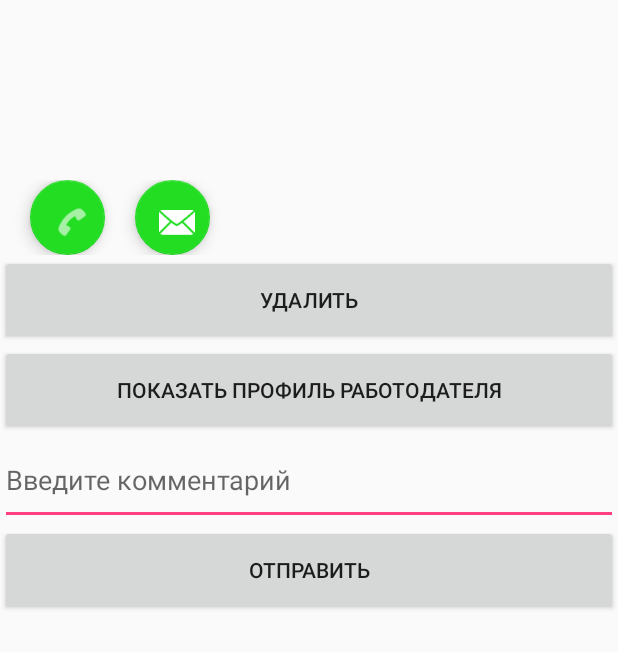
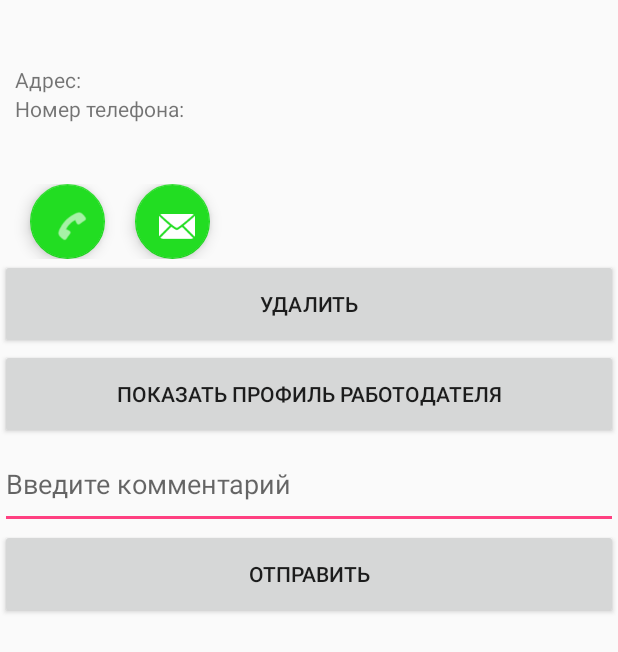
Before and after one commit to ORKenG/Diplom, an Android app: the layout activity_job.xml on its own in the app's theme, with its tools: preview values and no code run, on a phone screen of 412 x 824 dp. Shown: the top 652 px of the screen. Run offline under Robolectric (Android 15) with nearby library versions, the phone set to English and light mode, and no system bars; network calls fail.

Commit message:
Much faster

```diff
--- a/app/src/main/java/youtube/demo/youtubedemo/Activities/MainActivity.java
+++ b/app/src/main/java/youtube/demo/youtubedemo/Activities/MainActivity.java
@@ -1,7 +1,6 @@
 package youtube.demo.youtubedemo.Activities;
 
 import android.app.FragmentManager;
-import android.content.Context;
 import android.content.Intent;
 import android.content.SharedPreferences;
 import android.os.Bundle;
--- a/app/src/main/java/youtube/demo/youtubedemo/Activities/RegistrationActivity.java
+++ b/app/src/main/java/youtube/demo/youtubedemo/Activities/RegistrationActivity.java
@@ -2,8 +2,8 @@ package youtube.demo.youtubedemo.Activities;
 
 import android.content.Intent;
 import android.os.AsyncTask;
+import android.os.Bundle;
 import android.support.v7.app.AppCompatActivity;
-import android.os.Bundle;
 import android.view.View;
 import android.widget.Button;
 import android.widget.EditText;
@@ -17,7 +17,6 @@ import org.json.JSONObject;
 import java.util.ArrayList;
 import java.util.List;
 
-import youtube.demo.youtubedemo.Activities.LoginActivity;
 import youtube.demo.youtubedemo.JSONParser;
 import youtube.demo.youtubedemo.R;
 
--- a/app/src/main/java/youtube/demo/youtubedemo/Activities/User_Profile.java
+++ b/app/src/main/java/youtube/demo/youtubedemo/Activities/User_Profile.java
@@ -3,7 +3,6 @@ package youtube.demo.youtubedemo.Activities;
 import android.content.Intent;
 import android.os.Bundle;
 import android.support.v7.app.AppCompatActivity;
-import android.support.v7.widget.Toolbar;
 import android.view.View;
 import android.view.ViewGroup;
 import android.widget.ArrayAdapter;
@@ -19,6 +18,7 @@ import java.util.concurrent.ExecutionException;
 import youtube.demo.youtubedemo.AsyncTasks.CreateNewReview;
 import youtube.demo.youtubedemo.AsyncTasks.LoadAllProducts;
 import youtube.demo.youtubedemo.AsyncTasks.LoadUserProfile;
+import youtube.demo.youtubedemo.MyAdapter;
 import youtube.demo.youtubedemo.R;
 
 public class User_Profile extends AppCompatActivity {
@@ -72,8 +72,8 @@ public class User_Profile extends AppCompatActivity {
         avg_mark.setText(txt2);
         name_user.setText(intent.getStringExtra("name"));
         surname_user.setText(intent.getStringExtra("surname"));
-        ArrayAdapter<String> adapter = new ArrayAdapter<>(this,
-                android.R.layout.simple_list_item_1, intent.getStringArrayListExtra("review"));
+
+        MyAdapter adapter = new MyAdapter(this, (ArrayList<ArrayList<String>>)intent.getSerializableExtra("review"));
         view_review.setAdapter(adapter);
 
 
--- a/app/src/main/java/youtube/demo/youtubedemo/AsyncTasks/LoadUserProfile.java
+++ b/app/src/main/java/youtube/demo/youtubedemo/AsyncTasks/LoadUserProfile.java
@@ -53,7 +53,6 @@ public class LoadUserProfile extends AsyncTask<Void, Void, ArrayList<ArrayList<S
                 ArrayList<String> line = new ArrayList<>();
                 JSONObject c = markers.getJSONObject(i);
                 String avg = c.getString("avg_mark");
-
                 line.add(0,avg);
                 array.add(1,line);
             }
@@ -64,9 +63,11 @@ public class LoadUserProfile extends AsyncTask<Void, Void, ArrayList<ArrayList<S
                 String txt = c.getString("txt");
                 String from = c.getString("fromm");
                 String fromid = c.getString("fromid");
+                String date = c.getString("date");
                 line.add(0,txt);
                 line.add(1,from);
                 line.add(2,fromid);
+                line.add(3,date);
                 array.add(i+2,line);
             }
         } catch (JSONException | IOException e) {
--- a/app/src/main/java/youtube/demo/youtubedemo/Fragments/GmapFragment.java
+++ b/app/src/main/java/youtube/demo/youtubedemo/Fragments/GmapFragment.java
@@ -138,7 +138,9 @@ public class GmapFragment extends Fragment implements OnMapReadyCallback {
 
     @Override
     public void onViewCreated(View view, Bundle savedInstanceState) {
-
+        JobActivity.textForPhone = "";
+        JobActivity.textForTitle = "";
+        JobActivity.textForAddress = "";
         MapFragment fragment = new MapFragment();
         getChildFragmentManager().beginTransaction().replace(R.id.dummy, fragment).commit();
         searchBtn = (ImageButton) getActivity().findViewById(R.id.button_search);
--- a/app/src/main/java/youtube/demo/youtubedemo/MyAdapter.java
+++ b/app/src/main/java/youtube/demo/youtubedemo/MyAdapter.java
@@ -6,7 +6,6 @@ import android.view.LayoutInflater;
 import android.view.View;
 import android.view.ViewGroup;
 import android.widget.ArrayAdapter;
-import android.widget.BaseAdapter;
 import android.widget.TextView;
 
 import java.util.ArrayList;
--- a/app/src/main/res/layout/activity_job.xml
+++ b/app/src/main/res/layout/activity_job.xml
@@ -9,21 +9,45 @@
     android:layout_height="match_parent"
     xmlns:app="http://schemas.android.com/apk/res-auto"
     android:orientation="vertical">
-
     <TextView
         android:layout_width="match_parent"
-        android:layout_height="60dp"
+        android:layout_height="wrap_content"
         android:text=""
         android:textAlignment="center"
         android:textSize="32sp"
         android:id="@+id/job_title"/>
+<LinearLayout
+    android:layout_width="wrap_content"
+    android:layout_height="wrap_content"
+    android:orientation="horizontal">
+    <TextView
+        android:layout_marginStart="10dp"
+        android:layout_width="wrap_content"
+        android:layout_height="wrap_content"
+        android:text="Адрес: "/>
+        <TextView
+            android:id="@+id/address"
+            android:layout_width="wrap_content"
+            android:layout_height="wrap_content" />
 
+
+</LinearLayout>
+    <LinearLayout
+        android:layout_width="wrap_content"
+        android:layout_height="wrap_content"
+        android:orientation="horizontal">
+        <TextView
+            android:layout_marginStart="10dp"
+            android:layout_width="wrap_content"
+            android:layout_height="wrap_content"
+            android:text="Номер телефона: "
+            />
     <TextView
         android:layout_width="match_parent"
         android:layout_height="60dp"
         android:text=""
         android:id="@+id/employee_phone" />
-
+    </LinearLayout>
     <LinearLayout
         android:id="@+id/linear"
         android:layout_width="match_parent"
```
Also changed, not shown: app/src/main/java/youtube/demo/youtubedemo/Activities/JobActivity.java (+24 -10 lines), app/src/main/res/drawable/ic_person_black_24dp.xml (added, +9 -0 lines), app/src/main/res/layout/adapter.xml (+4 -3 lines), app/src/main/ic_profile-web.png (added), app/src/main/res/mipmap-hdpi/ic_profile.png (added), app/src/main/res/mipmap-mdpi/ic_profile.png (added), app/src/main/res/mipmap-xhdpi/ic_profile.png (added), app/src/main/res/mipmap-xxhdpi/ic_profile.png (added), app/src/main/res/mipmap-xxxhdpi/ic_profile.png (added).
